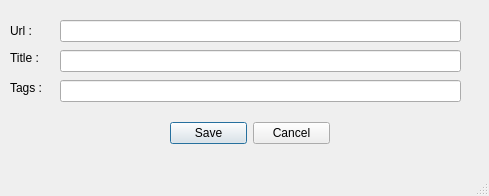
First picture: the form in delicious/qt/detail.ui, repository gkonst/fastlink, before the edit.
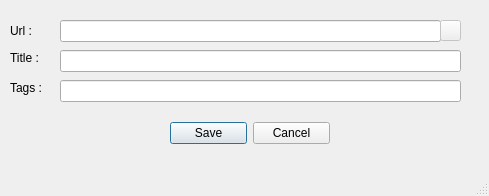
Second picture: the form after the edit.

Diff of the .ui file:
```diff
--- a/delicious/qt/detail.ui
+++ b/delicious/qt/detail.ui
@@ -32,7 +32,7 @@
      <rect>
       <x>60</x>
       <y>20</y>
-      <width>401</width>
+      <width>381</width>
       <height>22</height>
      </rect>
     </property>
@@ -96,6 +96,25 @@
      </rect>
     </property>
    </widget>
+   <widget class="QPushButton" name="show_url">
+    <property name="enabled">
+     <bool>false</bool>
+    </property>
+    <property name="geometry">
+     <rect>
+      <x>440</x>
+      <y>20</y>
+      <width>21</width>
+      <height>21</height>
+     </rect>
+    </property>
+    <property name="text">
+     <string/>
+    </property>
+    <property name="flat">
+     <bool>false</bool>
+    </property>
+   </widget>
   </widget>
   <widget class="QMenuBar" name="menubar">
    <property name="geometry">
```
